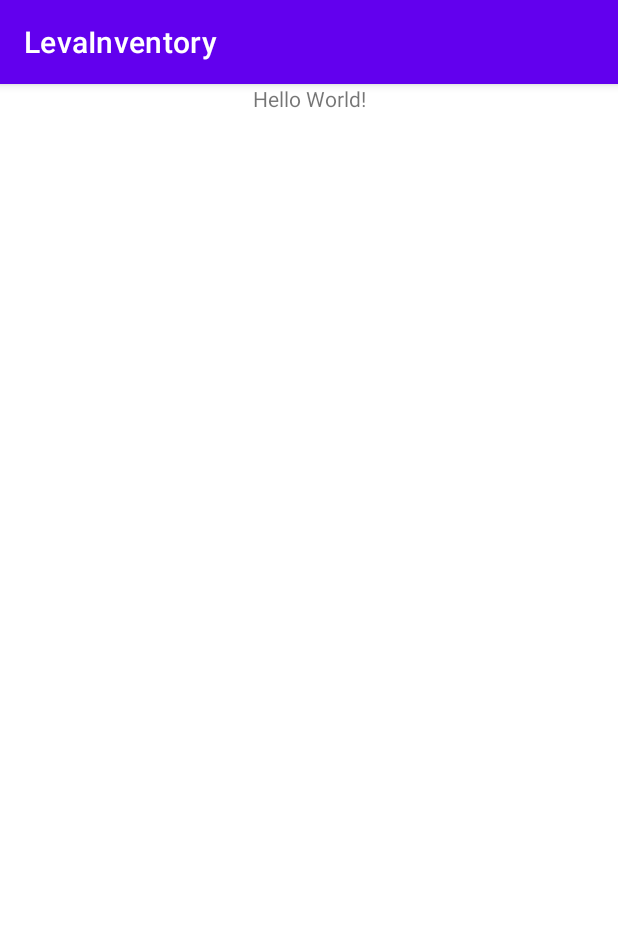
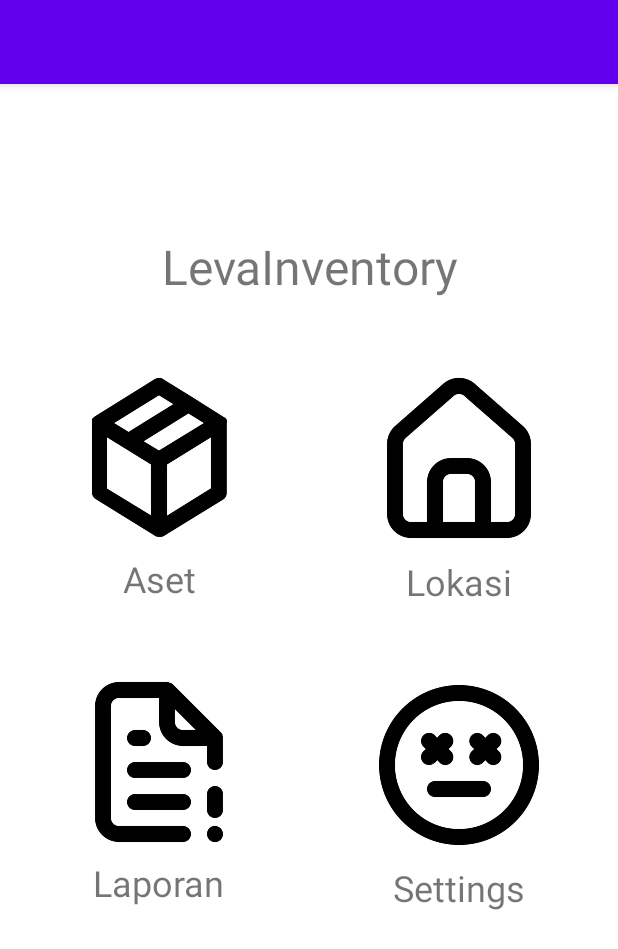
Before and after one commit to AgungSetyo404/PT02_2023, an Android app: the screen it shows after launch (MainActivity), on a phone screen of 412 x 824 dp. Shown: the top 949 px of the screen. Run offline under Robolectric (Android 15) with nearby library versions, the phone set to English and light mode, and no system bars; 1 statement that could not run was skipped.

```diff
--- a/app/src/main/AndroidManifest.xml
+++ b/app/src/main/AndroidManifest.xml
@@ -7,7 +7,7 @@
         android:dataExtractionRules="@xml/data_extraction_rules"
         android:fullBackupContent="@xml/backup_rules"
         android:icon="@mipmap/ic_launcher"
-        android:label="@string/app_name"
+        android:label=" "
         android:roundIcon="@mipmap/ic_launcher_round"
         android:supportsRtl="true"
         android:theme="@style/Theme.LevaInventory"
--- a/app/src/main/java/org/d3if2082/levainventory/MainActivity.kt
+++ b/app/src/main/java/org/d3if2082/levainventory/MainActivity.kt
@@ -2,13 +2,17 @@ package org.d3if2082.levainventory
 
 import androidx.appcompat.app.AppCompatActivity
 import android.os.Bundle
-import androidx.fragment.app.FragmentManager
+import org.d3if2082.levainventory.databinding.ActivityMainBinding
 
 class MainActivity : AppCompatActivity() {
+
+private lateinit var binding: ActivityMainBinding
+
     override fun onCreate(savedInstanceState: Bundle?) {
         super.onCreate(savedInstanceState)
-        setContentView(R.layout.activity_main)
+        binding = ActivityMainBinding.inflate(layoutInflater)
+        setContentView(R.layout.fragment_mainmenu)
 
-    supportFragmentManager.beginTransaction().replace(R.id.mainmenuFragment, MainmenuFragment()).commit()
+//    supportFragmentManager.beginTransaction().replace(R.id.mainmenuFragment, MainmenuFragment()).commit()
     }
 }
--- a/app/src/main/res/layout/fragment_mainmenu.xml
+++ b/app/src/main/res/layout/fragment_mainmenu.xml
@@ -1,13 +1,99 @@
 <?xml version="1.0" encoding="utf-8"?>
 <androidx.constraintlayout.widget.ConstraintLayout xmlns:android="http://schemas.android.com/apk/res/android"
+    xmlns:app="http://schemas.android.com/apk/res-auto"
     xmlns:tools="http://schemas.android.com/tools"
     android:layout_width="match_parent"
     android:layout_height="match_parent"
     tools:context=".MainmenuFragment">
 
     <TextView
+        android:id="@+id/homeTitleTextView"
         android:layout_width="match_parent"
-        android:layout_height="match_parent"
-        android:text="@string/hello_blank_fragment" />
+        android:layout_height="0dp"
+        android:layout_marginTop="100dp"
+        android:text="@string/home_title_text"
+        android:textAlignment="center"
+        android:textSize="32sp"
+        app:layout_constraintEnd_toEndOf="parent"
+        app:layout_constraintStart_toStartOf="parent"
+        app:layout_constraintTop_toTopOf="parent" />
+
+    <ImageView
+        android:id="@+id/assetImageView"
+        android:layout_width="128dp"
+        android:layout_height="128dp"
+        android:layout_margin="42dp"
+        android:src="@drawable/cube"
+        app:layout_constraintStart_toStartOf="parent"
+        app:layout_constraintTop_toBottomOf="@+id/homeTitleTextView" />
+
+    <TextView
+        android:id="@+id/assetTextView"
+        android:layout_width="wrap_content"
+        android:layout_height="wrap_content"
+        android:text="@string/asset_text"
+        android:textSize="24sp"
+        app:layout_constraintEnd_toEndOf="@+id/assetImageView"
+        app:layout_constraintStart_toStartOf="@+id/assetImageView"
+        app:layout_constraintTop_toBottomOf="@+id/assetImageView" />
+
+    <ImageView
+        android:id="@+id/locationImageView"
+        android:layout_width="128dp"
+        android:layout_height="128dp"
+        android:layout_margin="42dp"
+        android:src="@drawable/home"
+        app:layout_constraintEnd_toEndOf="parent"
+        app:layout_constraintTop_toBottomOf="@+id/homeTitleTextView" />
+
+    <TextView
+        android:id="@+id/locationTextView"
+        android:layout_width="wrap_content"
+        android:layout_height="wrap_content"
+        android:layout_marginTop="2dp"
+        android:text="@string/location_text"
+        android:textSize="24sp"
+        app:layout_constraintEnd_toEndOf="@+id/locationImageView"
+        app:layout_constraintStart_toStartOf="@+id/locationImageView"
+        app:layout_constraintTop_toBottomOf="@+id/locationImageView" />
+
+    <ImageView
+        android:id="@+id/reportImageView"
+        android:layout_width="128dp"
+        android:layout_height="128dp"
+        android:layout_margin="42dp"
+        android:src="@drawable/document"
+        app:layout_constraintStart_toStartOf="parent"
+        app:layout_constraintTop_toBottomOf="@+id/assetTextView" />
+
+    <TextView
+        android:id="@+id/reportTextView"
+        android:layout_width="wrap_content"
+        android:layout_height="wrap_content"
+        android:text="@string/report_text"
+        android:textSize="24sp"
+        app:layout_constraintEnd_toEndOf="@+id/reportImageView"
+        app:layout_constraintStart_toStartOf="@+id/reportImageView"
+        app:layout_constraintTop_toBottomOf="@+id/reportImageView" />
+
+    <ImageView
+        android:id="@+id/settingsImageView"
+        android:layout_width="128dp"
+        android:layout_height="128dp"
+        android:layout_margin="42dp"
+        android:src="@drawable/sad"
+        app:layout_constraintEnd_toEndOf="parent"
+        app:layout_constraintTop_toBottomOf="@+id/locationTextView" />
+
+    <TextView
+        android:id="@+id/settingsTextView"
+        android:layout_width="wrap_content"
+        android:layout_height="wrap_content"
+        android:layout_marginTop="1dp"
+        android:text="@string/settings_text"
+        android:textSize="24sp"
+        app:layout_constraintEnd_toEndOf="@+id/settingsImageView"
+        app:layout_constraintStart_toStartOf="@+id/settingsImageView"
+        app:layout_constraintTop_toBottomOf="@+id/settingsImageView" />
 
 </androidx.constraintlayout.widget.ConstraintLayout>
--- a/app/src/main/res/values/strings.xml
+++ b/app/src/main/res/values/strings.xml
@@ -2,4 +2,9 @@
     <string name="app_name">LevaInventory</string>
     <!-- TODO: Remove or change this placeholder text -->
     <string name="hello_blank_fragment">Hello blank fragment</string>
+    <string name="home_title_text">LevaInventory</string>
+    <string name="asset_text">Aset</string>
+    <string name="location_text">Lokasi</string>
+    <string name="settings_text">Settings</string>
+    <string name="report_text">Laporan</string>
 </resources>
```
Also changed, not shown: app/build.gradle (+5 -5 lines), app/src/main/java/org/d3if2082/levainventory/ItemFragment.kt (deleted, +0 -39 lines), app/src/main/java/org/d3if2082/levainventory/LocationFragment.kt (deleted, +0 -38 lines), app/src/main/java/org/d3if2082/levainventory/LocationRecyclerViewAdapter.kt (deleted, +0 -46 lines), app/src/main/java/org/d3if2082/levainventory/MyItemRecyclerViewAdapter.kt (deleted, +0 -45 lines), app/src/main/java/org/d3if2082/levainventory/placeholder/PlaceholderContent.kt (deleted, +0 -57 lines), app/src/main/res/layout/fragment_item.xml (deleted, +0 -20 lines), app/src/main/res/layout/fragment_item_list.xml (deleted, +0 -13 lines), app/src/main/res/layout/fragment_location.xml (deleted, +0 -20 lines), app/src/main/res/layout/fragment_location_list.xml (deleted, +0 -13 lines), app/src/main/res/drawable/cube.png (added), app/src/main/res/drawable/document.png (added), app/src/main/res/drawable/home.png (added), app/src/main/res/drawable/sad.png (added).
